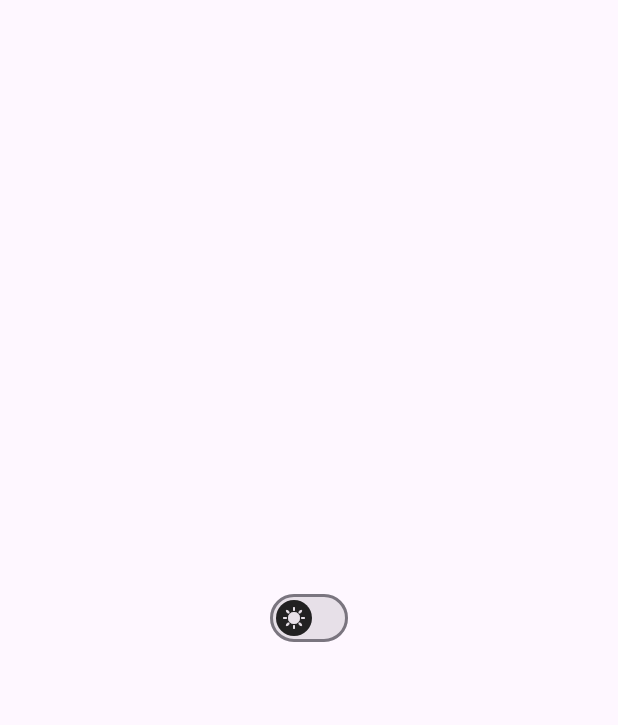
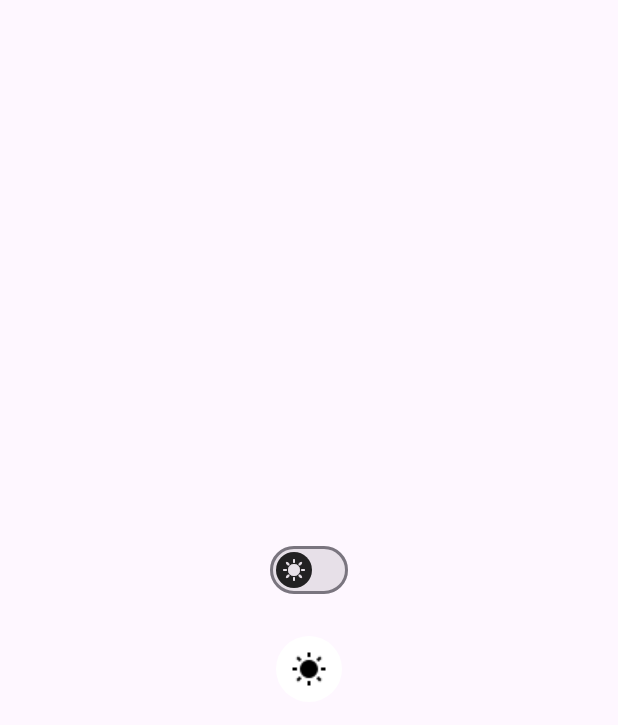
Before and after one commit to dev-o-los/reactive_theme, a Flutter app: the screen it shows after launch, on a phone screen of 412 x 824 dp. Shown: the top 725 px of the screen. Run offline on Flutter 3.47's test engine with Material 2 defaults, Android fonts, the phone set to English and light mode, and no system bars; our stand-ins replace shared_preferences.

Commit message:
darkmode not changing in switch fixed

```diff
--- a/example/lib/home_page.dart
+++ b/example/lib/home_page.dart
@@ -7,7 +7,14 @@ class HomePage extends StatelessWidget {
   @override
   Widget build(BuildContext context) {
     return const Scaffold(
-      body: Center(child: ReactiveSwitch()),
+      body: Column(
+        mainAxisAlignment: MainAxisAlignment.center,
+        children: [
+          Center(child: ReactiveSwitch()),
+          SizedBox(height: 20),
+          Center(child: ReactiveThemeBtn())
+        ],
+      ),
     );
   }
 }
--- a/lib/src/exports/reactive_switch.dart
+++ b/lib/src/exports/reactive_switch.dart
@@ -38,18 +38,7 @@ class ReactiveSwitch extends StatefulWidget {
 }
 
 class _ReactiveSwitchState extends State<ReactiveSwitch> {
-  bool value = false;
-
-  @override
-  void initState() {
-    /// The code is delaying the execution of the code inside the `then` callback until the next frame.
-    Future.delayed(Duration.zero).then((_) {
-      /// The line is assigning the value of `isDarkMode`
-      /// property from the `ThemeMutator` instance to the `value` variable.
-      value = ThemeMutator.of(context).isDarkMode;
-    });
-    super.initState();
-  }
+  bool isDarkMode = false;
 
   /// This function builds a switch widget that toggles between dark and light mode and updates the
   /// theme accordingly.
@@ -67,6 +56,7 @@ class _ReactiveSwitchState extends State<ReactiveSwitch> {
     /// `thememutator` and assigning it the value returned by the static method `of` of the
     /// `ThemeMutator` class.
     final thememutator = ThemeMutator.of(context);
+    isDarkMode = thememutator.isDarkMode;
 
     /// The code is returning a `Switch` widget with adaptive behavior.
     return Switch.adaptive(
@@ -78,10 +68,10 @@ class _ReactiveSwitchState extends State<ReactiveSwitch> {
 
       /// The `thumbIcon` property of the `Switch` widget is used to specify the icon that is displayed
       /// on the switch's thumb (the circular button that the user can drag to toggle the switch).
-      thumbIcon: value
+      thumbIcon: isDarkMode
           ? MaterialStateProperty.all(widget.darkmodeIcon)
           : MaterialStateProperty.all(widget.lightModeIcon),
-      value: value,
+      value: isDarkMode,
 
       /// The `onChanged` property of the `Switch` widget is a callback function that is called when the
       /// value of the switch changes. In this case, when the user toggles the switch, the `onChanged`
@@ -91,7 +81,7 @@ class _ReactiveSwitchState extends State<ReactiveSwitch> {
         /// it is updating the value of the `value` variable and calling the `toggleStatus()` method of
         /// the `thememutator` object.
         setState(() {
-          this.value = value;
+          isDarkMode = value;
           thememutator.toggleStatus();
         });
       },
```
